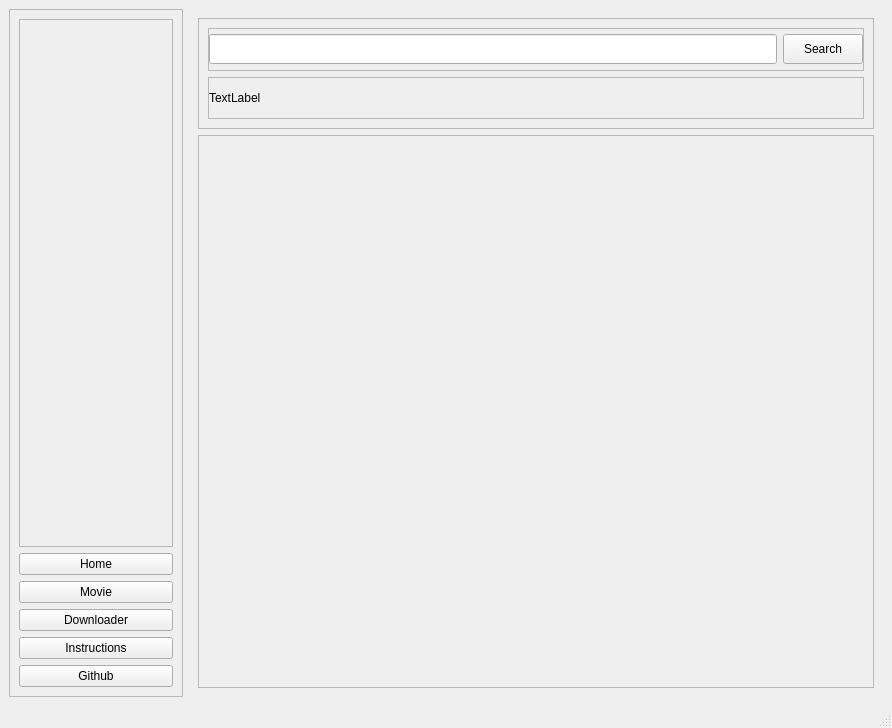
The window that ux.ui (upekshaip/movie-downloader) describes before a commit, drawn with Qt 5.
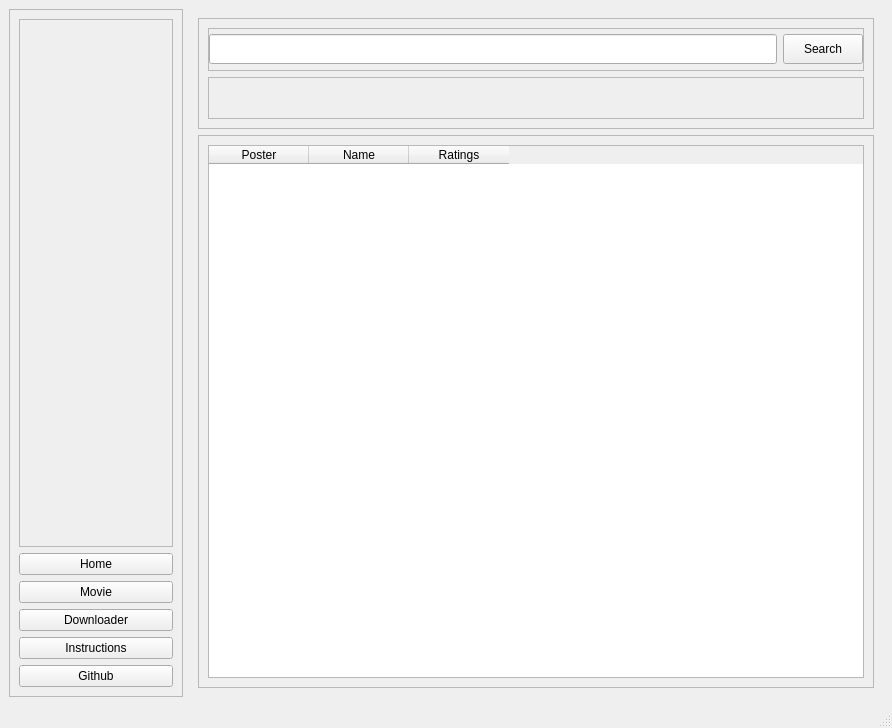
The same window after the commit.

Diff of the .ui file:
```diff
--- a/ux.ui
+++ b/ux.ui
@@ -159,7 +159,7 @@
               <item>
                <widget class="QLabel" name="label">
                 <property name="text">
-                 <string>TextLabel</string>
+                 <string/>
                 </property>
                </widget>
               </item>
@@ -177,7 +177,27 @@
           <property name="frameShadow">
            <enum>QFrame::Raised</enum>
           </property>
-          <layout class="QVBoxLayout" name="verticalLayout_4"/>
+          <layout class="QVBoxLayout" name="verticalLayout_4">
+           <item>
+            <widget class="QTableWidget" name="tableWidget">
+             <column>
+              <property name="text">
+               <string>Poster</string>
+              </property>
+             </column>
+             <column>
+              <property name="text">
+               <string>Name</string>
+              </property>
+             </column>
+             <column>
+              <property name="text">
+               <string>Ratings</string>
+              </property>
+             </column>
+            </widget>
+           </item>
+          </layout>
          </widget>
         </item>
        </layout>
```
Left out of the diff: 2 changed lines with no effect on the pictures.
